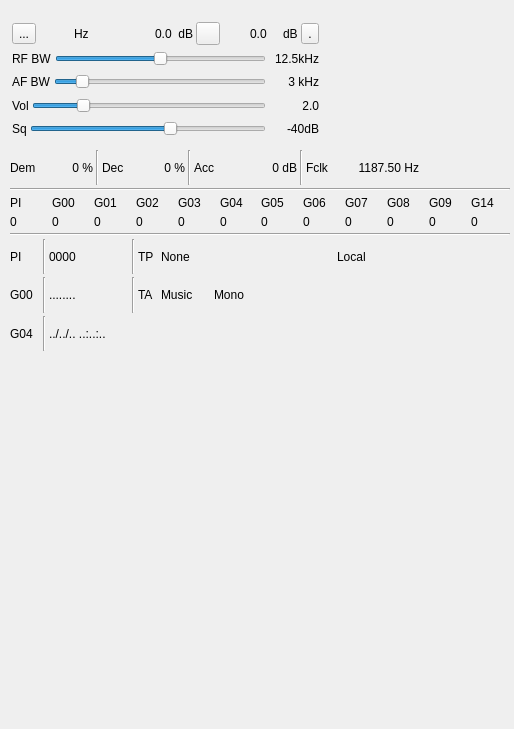
Above: plugins/channel/bfm/bfmdemodgui.ui from f4exb/sdrangel before the change. Below: the same form after it.
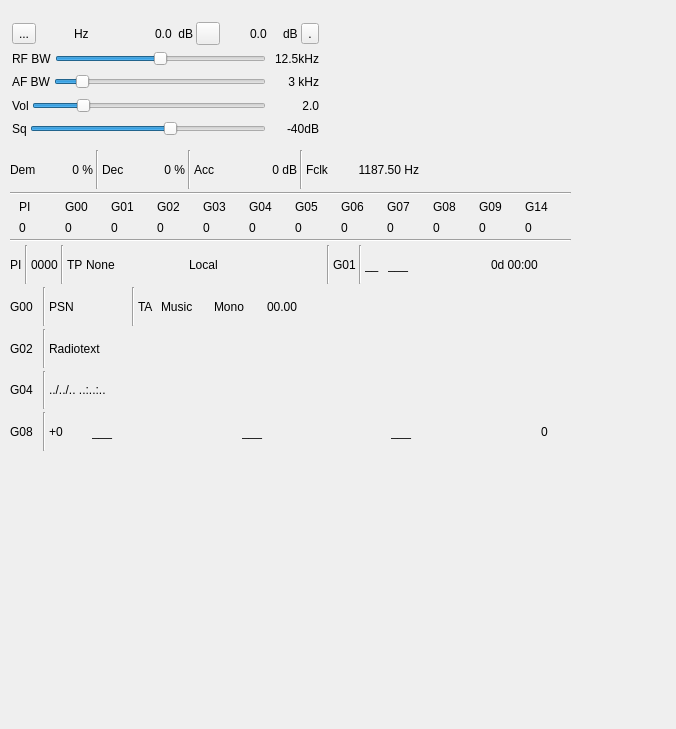
That is the form after the change. Icons and pictures are not drawn. Custom widgets are drawn as their Qt base class.

Commit message: BFM demod: RDS GUI part #6: implemented groups 1,2 and 8

```diff
--- a/plugins/channel/bfm/bfmdemodgui.ui
+++ b/plugins/channel/bfm/bfmdemodgui.ui
@@ -6,7 +6,7 @@
    <rect>
     <x>0</x>
     <y>0</y>
-    <width>514</width>
+    <width>676</width>
     <height>729</height>
    </rect>
   </property>
@@ -436,8 +436,8 @@
     <rect>
      <x>10</x>
      <y>150</y>
-     <width>500</width>
-     <height>201</height>
+     <width>561</width>
+     <height>301</height>
     </rect>
    </property>
    <property name="minimumSize">
@@ -678,6 +678,12 @@
      <layout class="QGridLayout" name="countersLayout">
       <item row="0" column="0">
        <widget class="QLabel" name="piCountLabel">
+        <property name="maximumSize">
+         <size>
+          <width>34</width>
+          <height>16777215</height>
+         </size>
+        </property>
         <property name="text">
          <string>PI</string>
         </property>
@@ -695,6 +701,12 @@
       </item>
       <item row="0" column="1">
        <widget class="QLabel" name="g00CountLabel">
+        <property name="maximumSize">
+         <size>
+          <width>34</width>
+          <height>16777215</height>
+         </size>
+        </property>
         <property name="text">
          <string>G00</string>
         </property>
@@ -712,6 +724,12 @@
       </item>
       <item row="0" column="4">
        <widget class="QLabel" name="g03CountLabel">
+        <property name="maximumSize">
+         <size>
+          <width>34</width>
+          <height>16777215</height>
+         </size>
+        </property>
         <property name="text">
          <string>G03</string>
         </property>
@@ -719,6 +737,12 @@
       </item>
       <item row="0" column="2">
        <widget class="QLabel" name="g01CountLabel">
+        <property name="maximumSize">
+         <size>
+          <width>34</width>
+          <height>16777215</height>
+         </size>
+        </property>
         <property name="text">
          <string>G01</string>
         </property>
@@ -736,6 +760,12 @@
       </item>
       <item row="0" column="3">
        <widget class="QLabel" name="g02CountLabel">
+        <property name="maximumSize">
+         <size>
+          <width>34</width>
+          <height>16777215</height>
+         </size>
+        </property>
         <property name="text">
          <string>G02</string>
         </property>
@@ -753,6 +783,12 @@
       </item>
       <item row="0" column="9">
        <widget class="QLabel" name="g08CountLabel">
+        <property name="maximumSize">
+         <size>
+          <width>34</width>
+          <height>16777215</height>
+         </size>
+        </property>
         <property name="text">
          <string>G08</string>
         </property>
@@ -760,6 +796,12 @@
       </item>
       <item row="0" column="8">
        <widget class="QLabel" name="g07CountLabel">
+        <property name="maximumSize">
+         <size>
+          <width>34</width>
+          <height>16777215</height>
+         </size>
+        </property>
         <property name="text">
          <string>G07</string>
         </property>
@@ -777,6 +819,12 @@
       </item>
       <item row="0" column="5">
        <widget class="QLabel" name="g04CountLabel">
+        <property name="maximumSize">
+         <size>
+          <width>34</width>
+          <height>16777215</height>
+         </size>
+        </property>
         <property name="text">
          <string>G04</string>
         </property>
@@ -794,6 +842,12 @@
       </item>
       <item row="0" column="6">
        <widget class="QLabel" name="g05CountLabel">
+        <property name="maximumSize">
+         <size>
+          <width>34</width>
+          <height>16777215</height>
+         </size>
+        </property>
         <property name="text">
          <string>G05</string>
         </property>
@@ -811,6 +865,12 @@
       </item>
       <item row="0" column="7">
        <widget class="QLabel" name="g06CountLabel">
+        <property name="maximumSize">
+         <size>
+          <width>34</width>
+          <height>16777215</height>
+         </size>
+        </property>
         <property name="text">
          <string>G06</string>
         </property>
@@ -848,6 +908,12 @@
       </item>
       <item row="0" column="10">
        <widget class="QLabel" name="g09CountLabel">
+        <property name="maximumSize">
+         <size>
+          <width>34</width>
+          <height>16777215</height>
+         </size>
+        </property>
         <property name="text">
          <string>G09</string>
         </property>
@@ -865,6 +931,12 @@
       </item>
       <item row="0" column="11">
        <widget class="QLabel" name="g14CountLabel">
+        <property name="maximumSize">
+         <size>
+          <width>34</width>
+          <height>16777215</height>
+         </size>
+        </property>
         <property name="text">
          <string>G14</string>
         </property>
@@ -918,7 +990,7 @@
        <widget class="QLabel" name="piText">
         <property name="maximumSize">
          <size>
-          <width>80</width>
+          <width>40</width>
           <height>16777215</height>
          </size>
         </property>
@@ -955,6 +1027,18 @@
       </item>
       <item>
        <widget class="QLabel" name="piType">
+        <property name="minimumSize">
+         <size>
+          <width>100</width>
+          <height>0</height>
+         </size>
+        </property>
+        <property name="maximumSize">
+         <size>
+          <width>16777215</width>
+          <height>16777215</height>
+         </size>
+        </property>
         <property name="toolTip">
          <string>Program type</string>
         </property>
@@ -965,6 +1049,18 @@
       </item>
       <item>
        <widget class="QLabel" name="piCoverage">
+        <property name="minimumSize">
+         <size>
+          <width>100</width>
+          <height>0</height>
+         </size>
+        </property>
+        <property name="maximumSize">
+         <size>
+          <width>16777215</width>
+          <height>16777215</height>
+         </size>
+        </property>
         <property name="toolTip">
          <string>Program coverage</string>
         </property>
@@ -973,6 +1069,103 @@
         </property>
        </widget>
       </item>
+      <item>
+       <spacer name="horizontalSpacer_3">
+        <property name="orientation">
+         <enum>Qt::Horizontal</enum>
+        </property>
+        <property name="sizeHint" stdset="0">
+         <size>
+          <width>40</width>
+          <height>20</height>
+         </size>
+        </property>
+       </spacer>
+      </item>
+      <item>
+       <widget class="Line" name="row1Separator3">
+        <property name="orientation">
+         <enum>Qt::Vertical</enum>
+        </property>
+       </widget>
+      </item>
+      <item>
+       <widget class="QLabel" name="g01Label">
+        <property name="maximumSize">
+         <size>
+          <width>30</width>
+          <height>16777215</height>
+         </size>
+        </property>
+        <property name="text">
+         <string>G01</string>
+        </property>
+       </widget>
+      </item>
+      <item>
+       <widget class="Line" name="row1Separator4">
+        <property name="orientation">
+         <enum>Qt::Vertical</enum>
+        </property>
+       </widget>
+      </item>
+      <item>
+       <widget class="QLabel" name="g01CountryCode">
+        <property name="minimumSize">
+         <size>
+          <width>20</width>
+          <height>0</height>
+         </size>
+        </property>
+        <property name="maximumSize">
+         <size>
+          <width>16777215</width>
+          <height>16777215</height>
+         </size>
+        </property>
+        <property name="text">
+         <string>__</string>
+        </property>
+       </widget>
+      </item>
+      <item>
+       <widget class="QLabel" name="g01Language">
+        <property name="minimumSize">
+         <size>
+          <width>100</width>
+          <height>0</height>
+         </size>
+        </property>
+        <property name="maximumSize">
+         <size>
+          <width>16777215</width>
+          <height>16777215</height>
+         </size>
+        </property>
+        <property name="text">
+         <string>___</string>
+        </property>
+       </widget>
+      </item>
+      <item>
+       <widget class="QLabel" name="g01DHM">
+        <property name="minimumSize">
+         <size>
+          <width>80</width>
+          <height>0</height>
+         </size>
+        </property>
+        <property name="maximumSize">
+         <size>
+          <width>16777215</width>
+          <height>16777215</height>
+         </size>
+        </property>
+        <property name="text">
+         <string>0d 00:00</string>
+        </property>
+       </widget>
+      </item>
      </layout>
     </item>
     <item>
@@ -1012,7 +1205,7 @@
          <string>Program Service Name</string>
         </property>
         <property name="text">
-         <string>........</string>
+         <string>PSN</string>
         </property>
        </widget>
       </item>
@@ -1077,14 +1270,45 @@
          <string>Alternate frequencies (MHz)</string>
         </property>
         <property name="text">
-         <string/>
+         <string>00.00</string>
         </property>
        </widget>
       </item>
      </layout>
     </item>
     <item>
-     <layout class="QHBoxLayout" name="g04DataLayout">
+     <layout class="QHBoxLayout" name="row4DataLayout">
+      <item>
+       <widget class="QLabel" name="g02Label">
+        <property name="maximumSize">
+         <size>
+          <width>30</width>
+          <height>16777215</height>
+         </size>
+        </property>
+        <property name="text">
+         <string>G02</string>
+        </property>
+       </widget>
+      </item>
+      <item>
+       <widget class="Line" name="row4Separator1">
+        <property name="orientation">
+         <enum>Qt::Vertical</enum>
+        </property>
+       </widget>
+      </item>
+      <item>
+       <widget class="QLabel" name="go2Text">
+        <property name="text">
+         <string>Radiotext</string>
+        </property>
+       </widget>
+      </item>
+     </layout>
+    </item>
+    <item>
+     <layout class="QHBoxLayout" name="row3DataLayout">
       <item>
        <widget class="QLabel" name="g04Label">
         <property name="minimumSize">
@@ -1099,7 +1323,7 @@
        </widget>
       </item>
       <item>
-       <widget class="Line" name="g04Sep1">
+       <widget class="Line" name="row3Sep1">
         <property name="orientation">
          <enum>Qt::Vertical</enum>
         </property>
@@ -1109,10 +1333,16 @@
        <widget class="QLabel" name="g04Time">
         <property name="minimumSize">
          <size>
-          <width>200</width>
+          <width>0</width>
           <height>0</height>
          </size>
         </property>
+        <property name="maximumSize">
+         <size>
+          <width>150</width>
+          <height>16777215</height>
+         </size>
+        </property>
         <property name="text">
          <string>../../.. ..:..:..</string>
         </property>
@@ -1133,6 +1363,77 @@
       </item>
      </layout>
     </item>
+    <item>
+     <layout class="QHBoxLayout" name="row5DataLayout">
+      <item>
+       <widget class="QLabel" name="g08Label">
+        <property name="maximumSize">
+         <size>
+          <width>30</width>
+          <height>16777215</height>
+         </size>
+        </property>
+        <property name="text">
+         <string>G08</string>
+        </property>
+       </widget>
+      </item>
+      <item>
+       <widget class="Line" name="row5Separator1">
+        <property name="orientation">
+         <enum>Qt::Vertical</enum>
+        </property>
+       </widget>
+      </item>
+      <item>
+       <widget class="QLabel" name="g08Extent">
+        <property name="maximumSize">
+         <size>
+          <width>40</width>
+          <height>16777215</height>
+         </size>
+        </property>
+        <property name="text">
+         <string>+0</string>
+        </property>
+       </widget>
+      </item>
+      <item>
+       <widget class="QLabel" name="g08TMCEvent">
+        <property name="text">
+         <string>___</string>
+        </property>
+       </widget>
+      </item>
+      <item>
+       <widget class="QLabel" name="g08Location">
+        <property name="text">
+         <string>___</string>
+        </property>
+       </widget>
+      </item>
+      <item>
+       <widget class="QLabel" name="g08Description">
+        <property name="text">
+         <string>___</string>
+        </property>
+       </widget>
+      </item>
+      <item>
+       <widget class="QLabel" name="g08Content">
+        <property name="maximumSize">
+         <size>
+          <width>30</width>
+          <height>16777215</height>
+         </size>
+        </property>
+        <property name="text">
+         <string>0</string>
+        </property>
+       </widget>
+      </item>
+     </layout>
+    </item>
    </layout>
   </widget>
  </widget>
```
Left out of the diff: 12 changed lines with no effect on the pictures. The commit also changes 6 other files.
